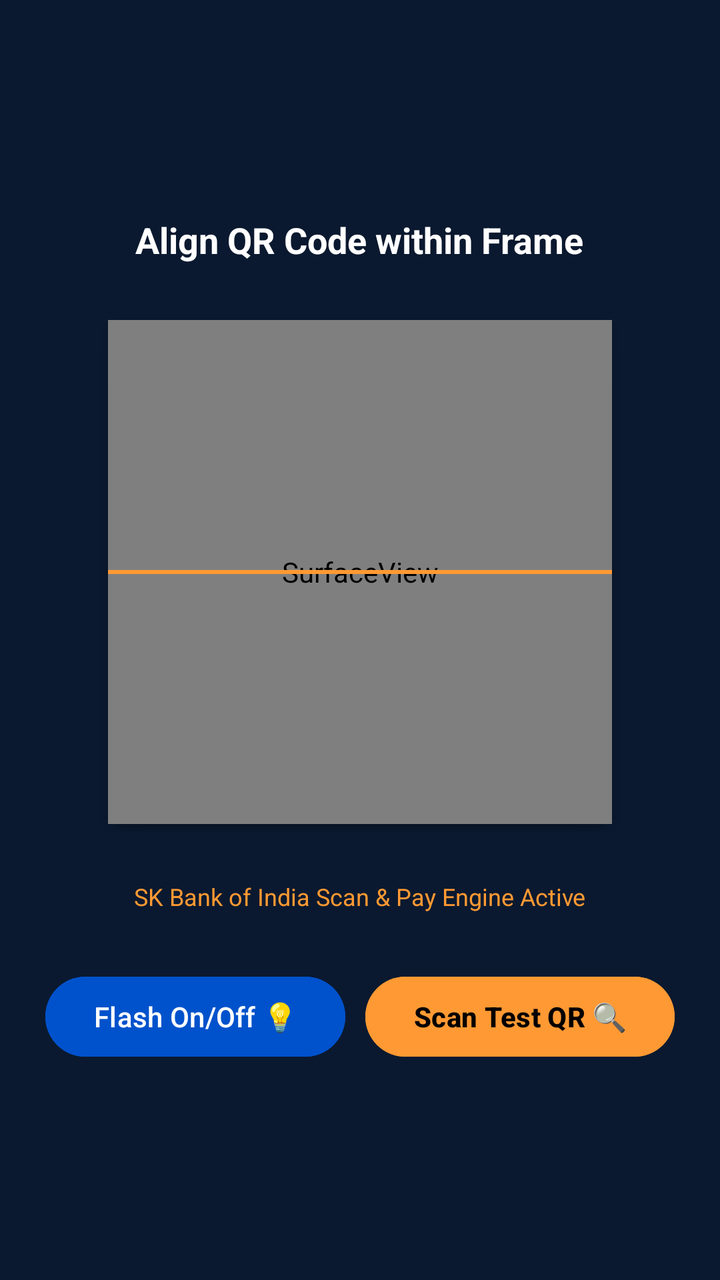
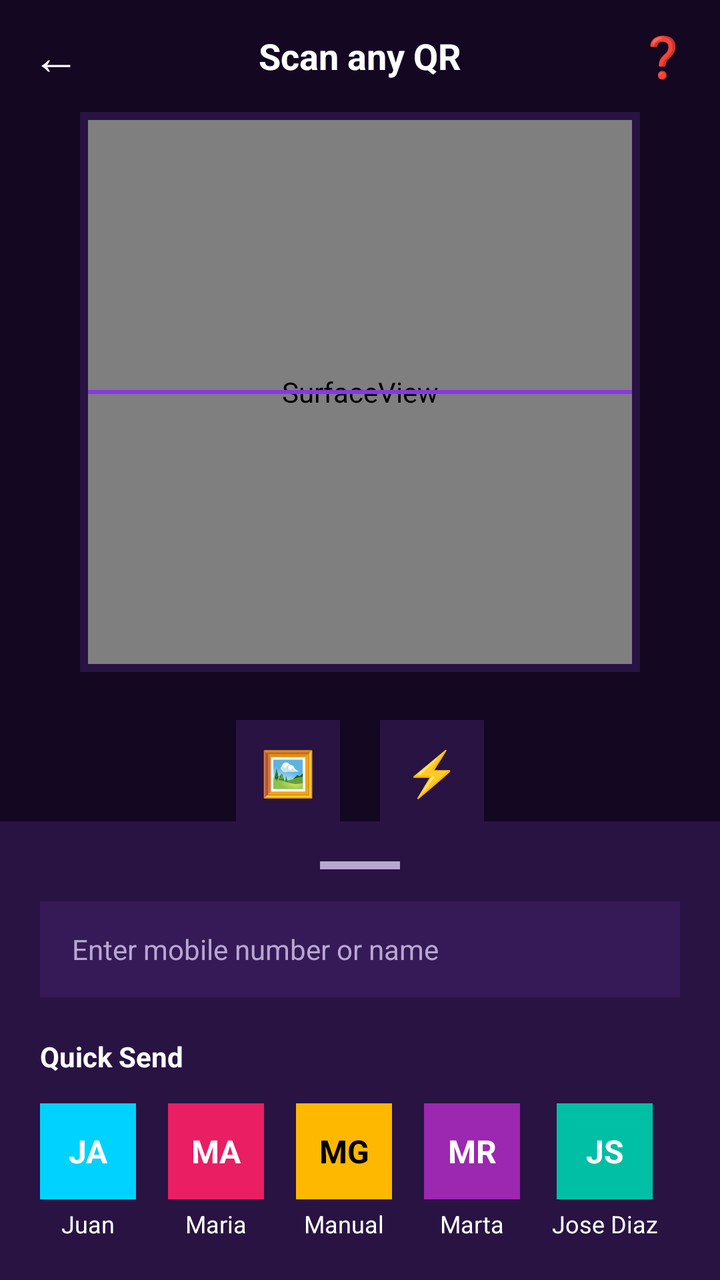

The first picture is an Android layout as it rendered before a commit; the second is the same layout after the commit. The layout source and the unified diff follow.
<!-- AndroidManifest.xml: application theme Theme.SKBankOfIndia -->
<!-- res/layout/activity_qr_scanner.xml -->
<?xml version="1.0" encoding="utf-8"?>
<RelativeLayout xmlns:android="http://schemas.android.com/apk/res/android"
    android:layout_width="match_parent"
    android:layout_height="match_parent"
    android:background="#0A192F">

    
    <LinearLayout
        android:layout_width="match_parent"
        android:layout_height="match_parent"
        android:orientation="vertical"
        android:gravity="center"
        android:padding="20dp">

        <TextView
            android:layout_width="wrap_content"
            android:layout_height="wrap_content"
            android:text="Align QR Code within Frame"
            android:textColor="#FFFFFF"
            android:textSize="18sp"
            android:textStyle="bold"
            android:layout_marginBottom="24dp" />

        
        <FrameLayout
            android:layout_width="260dp"
            android:layout_height="260dp"
            android:background="@android:drawable/dialog_holo_light_frame"
            android:padding="4dp"
            android:layout_marginBottom="24dp">

            <SurfaceView
                android:id="@+id/svCameraPreview"
                android:layout_width="match_parent"
                android:layout_height="match_parent" />

            <View
                android:layout_width="match_parent"
                android:layout_height="2dp"
                android:background="#FF9933"
                android:layout_gravity="center" />

        </FrameLayout>

        <TextView
            android:layout_width="wrap_content"
            android:layout_height="wrap_content"
            android:text="SK Bank of India Scan &amp; Pay Engine Active"
            android:textColor="#FF9933"
            android:textSize="12sp"
            android:layout_marginBottom="28dp" />

        <LinearLayout
            android:layout_width="match_parent"
            android:layout_height="wrap_content"
            android:orientation="horizontal"
            android:gravity="center">

            <Button
                android:id="@+id/btnToggleFlash"
                android:layout_width="wrap_content"
                android:layout_height="48dp"
                android:text="Flash On/Off 💡"
                android:backgroundTint="#0052CC"
                android:textColor="#FFFFFF"
                android:layout_marginEnd="10dp" />

            <Button
                android:id="@+id/btnSimulateScan"
                android:layout_width="wrap_content"
                android:layout_height="48dp"
                android:text="Scan Test QR 🔍"
                android:backgroundTint="#FF9933"
                android:textColor="#000000"
                android:textStyle="bold" />

        </LinearLayout>

    </LinearLayout>

</RelativeLayout>
<!-- resources referenced by this layout -->
<resources>
  <style name="Theme.SKBankOfIndia" parent="Theme.Material3.DayNight.NoActionBar">
          <item name="colorPrimary">@color/purple_500</item>
          <item name="colorPrimaryVariant">@color/purple_700</item>
          <item name="colorOnPrimary">@color/white</item>
          <item name="colorSecondary">@color/teal_200</item>
      </style>
  <color name="purple_500">#FF6200EE</color>
  <color name="purple_700">#FF3700B3</color>
  <color name="white">#FFFFFFFF</color>
  <color name="teal_200">#FF03DAC5</color>
</resources>

<!-- the commit's change to res/layout/activity_qr_scanner.xml (unified diff, before → after) -->
@@ -2,30 +2,62 @@
 <RelativeLayout xmlns:android="http://schemas.android.com/apk/res/android"
     android:layout_width="match_parent"
     android:layout_height="match_parent"
-    android:background="#0A192F">
+    android:background="@color/sk_dark_bg">
+
+    
+    <RelativeLayout
+        android:id="@+id/headerScanner"
+        android:layout_width="match_parent"
+        android:layout_height="56dp"
+        android:background="@color/sk_dark_bg"
+        android:paddingHorizontal="16dp"
+        android:gravity="center_vertical">
+
+        <TextView
+            android:id="@+id/btnBackScanner"
+            android:layout_width="wrap_content"
+            android:layout_height="wrap_content"
+            android:text="←"
+            android:textColor="#FFFFFF"
+            android:textSize="24sp"
+            android:layout_alignParentStart="true"
+            android:layout_centerVertical="true" />
+
+        <TextView
+            android:layout_width="wrap_content"
+            android:layout_height="wrap_content"
+            android:text="Scan any QR"
+            android:textColor="#FFFFFF"
+            android:textSize="18sp"
+            android:textStyle="bold"
+            android:layout_centerInParent="true" />
+
+        <TextView
+            android:id="@+id/btnHelpScanner"
+            android:layout_width="wrap_content"
+            android:layout_height="wrap_content"
+            android:text="❓"
+            android:textColor="#FFFFFF"
+            android:textSize="20sp"
+            android:layout_alignParentEnd="true"
+            android:layout_centerVertical="true" />
+
+    </RelativeLayout>
 
     
     <LinearLayout
         android:layout_width="match_parent"
         android:layout_height="match_parent"
+        android:layout_below="@id/headerScanner"
+        android:layout_above="@id/bottomSheetDrawer"
         android:orientation="vertical"
-        android:gravity="center"
-        android:padding="20dp">
-
-        <TextView
-            android:layout_width="wrap_content"
-            android:layout_height="wrap_content"
-            android:text="Align QR Code within Frame"
-            android:textColor="#FFFFFF"
-            android:textSize="18sp"
-            android:textStyle="bold"
-            android:layout_marginBottom="24dp" />
+        android:gravity="center">
 
         
         <FrameLayout
-            android:layout_width="260dp"
-            android:layout_height="260dp"
-            android:background="@android:drawable/dialog_holo_light_frame"
+            android:layout_width="280dp"
+            android:layout_height="280dp"
+            android:background="@color/sk_card_bg"
             android:padding="4dp"
             android:layout_marginBottom="24dp">
 
@@ -34,47 +66,234 @@
                 android:layout_width="match_parent"
                 android:layout_height="match_parent" />
 
+            
             <View
                 android:layout_width="match_parent"
                 android:layout_height="2dp"
-                android:background="#FF9933"
+                android:background="@color/sk_purple_glow"
                 android:layout_gravity="center" />
 
         </FrameLayout>
 
+        
+        <LinearLayout
+            android:layout_width="wrap_content"
+            android:layout_height="wrap_content"
+            android:orientation="horizontal">
+
+            <TextView
+                android:id="@+id/btnPickGallery"
+                android:layout_width="52dp"
+                android:layout_height="52dp"
+                android:background="@color/sk_card_bg"
+                android:text="🖼️"
+                android:gravity="center"
+                android:textSize="22sp"
+                android:textColor="#FFFFFF"
+                android:layout_marginEnd="20dp" />
+
+            <TextView
+                android:id="@+id/btnToggleFlash"
+                android:layout_width="52dp"
+                android:layout_height="52dp"
+                android:background="@color/sk_card_bg"
+                android:text="⚡"
+                android:gravity="center"
+                android:textSize="22sp"
+                android:textColor="#FFFFFF" />
+
+        </LinearLayout>
+
+    </LinearLayout>
+
+    
+    <LinearLayout
+        android:id="@+id/bottomSheetDrawer"
+        android:layout_width="match_parent"
+        android:layout_height="wrap_content"
+        android:layout_alignParentBottom="true"
+        android:orientation="vertical"
+        android:background="@color/sk_card_bg"
+        android:padding="20dp">
+
+        
+        <View
+            android:layout_width="40dp"
+            android:layout_height="4dp"
+            android:background="@color/sk_text_muted"
+            android:layout_gravity="center_horizontal"
+            android:layout_marginBottom="16dp" />
+
+        
+        <EditText
+            android:id="@+id/etSearchContact"
+            android:layout_width="match_parent"
+            android:layout_height="48dp"
+            android:hint="Enter mobile number or name"
+            android:textColorHint="@color/sk_text_muted"
+            android:textColor="#FFFFFF"
+            android:textSize="14sp"
+            android:paddingHorizontal="16dp"
+            android:background="@color/sk_card_light"
+            android:layout_marginBottom="20dp" />
+
+        
         <TextView
             android:layout_width="wrap_content"
             android:layout_height="wrap_content"
-            android:text="SK Bank of India Scan &amp; Pay Engine Active"
-            android:textColor="#FF9933"
-            android:textSize="12sp"
-            android:layout_marginBottom="28dp" />
-
-        <LinearLayout
+            android:text="Quick Send"
+            android:textColor="#FFFFFF"
+            android:textSize="14sp"
+            android:textStyle="bold"
+            android:layout_marginBottom="14dp" />
+
+        
+        <HorizontalScrollView
             android:layout_width="match_parent"
             android:layout_height="wrap_content"
-            android:orientation="horizontal"
-            android:gravity="center">
-
-            <Button
-                android:id="@+id/btnToggleFlash"
+            android:scrollbars="none">
+
+            <LinearLayout
                 android:layout_width="wrap_content"
-                android:layout_height="48dp"
-                android:text="Flash On/Off 💡"
-                android:backgroundTint="#0052CC"
-                android:textColor="#FFFFFF"
-                android:layout_marginEnd="10dp" />
-
-            <Button
-                android:id="@+id/btnSimulateScan"
-                android:layout_width="wrap_content"
-                android:layout_height="48dp"
-                android:text="Scan Test QR 🔍"
-                android:backgroundTint="#FF9933"
-                android:textColor="#000000"
-                android:textStyle="bold" />
-
-        </LinearLayout>
+                android:layout_height="wrap_content"
+                android:orientation="horizontal">
+
+                <LinearLayout
+                    android:id="@+id/contactJuan"
+                    android:layout_width="wrap_content"
+                    android:layout_height="wrap_content"
+                    android:orientation="vertical"
+                    android:gravity="center"
+                    android:layout_marginEnd="16dp">
+
+                    <TextView
+                        android:layout_width="48dp"
+                        android:layout_height="48dp"
+                        android:background="#00D2FF"
+                        android:text="JA"
+                        android:textColor="#FFFFFF"
+                        android:textStyle="bold"
+                        android:gravity="center"
+                        android:textSize="16sp"
+                        android:layout_marginBottom="4dp" />
+
+                    <TextView
+                        android:layout_width="wrap_content"
+                        android:layout_height="wrap_content"
+                        android:text="Juan"
+                        android:textColor="#FFFFFF"
+                        android:textSize="12sp" />
+                </LinearLayout>
+
+                <LinearLayout
+                    android:id="@+id/contactMaria"
+                    android:layout_width="wrap_content"
+                    android:layout_height="wrap_content"
+                    android:orientation="vertical"
+                    android:gravity="center"
+                    android:layout_marginEnd="16dp">
+
+                    <TextView
+                        android:layout_width="48dp"
+                        android:layout_height="48dp"
+                        android:background="#E91E63"
+                        android:text="MA"
+                        android:textColor="#FFFFFF"
+                        android:textStyle="bold"
+                        android:gravity="center"
+                        android:textSize="16sp"
+                        android:layout_marginBottom="4dp" />
+
+                    <TextView
+                        android:layout_width="wrap_content"
+                        android:layout_height="wrap_content"
+                        android:text="Maria"
+                        android:textColor="#FFFFFF"
+                        android:textSize="12sp" />
+                </LinearLayout>
+
+                <LinearLayout
+                    android:id="@+id/contactManual"
+                    android:layout_width="wrap_content"
+                    android:layout_height="wrap_content"
+                    android:orientation="vertical"
+                    android:gravity="center"
+                    android:layout_marginEnd="16dp">
+
+                    <TextView
+                        android:layout_width="48dp"
+                        android:layout_height="48dp"
+                        android:background="@color/sk_gold"
+                        android:text="MG"
+                        android:textColor="#000000"
+                        android:textStyle="bold"
+                        android:gravity="center"
+                        android:textSize="16sp"
+                        android:layout_marginBottom="4dp" />
+
+                    <TextView
+                        android:layout_width="wrap_content"
+                        android:layout_height="wrap_content"
+                        android:text="Manual"
+                        android:textColor="#FFFFFF"
+                        android:textSize="12sp" />
+                </LinearLayout>
+
+                <LinearLayout
+                    android:id="@+id/contactMarta"
+                    android:layout_width="wrap_content"
+                    android:layout_height="wrap_content"
+                    android:orientation="vertical"
+                    android:gravity="center"
+                    android:layout_marginEnd="16dp">
+
+                    <TextView
+                        android:layout_width="48dp"
+                        android:layout_height="48dp"
+                        android:background="#9C27B0"
+                        android:text="MR"
+                        android:textColor="#FFFFFF"
+                        android:textStyle="bold"
+                        android:gravity="center"
+                        android:textSize="16sp"
+                        android:layout_marginBottom="4dp" />
+
+                    <TextView
+                        android:layout_width="wrap_content"
+                        android:layout_height="wrap_content"
+                        android:text="Marta"
+                        android:textColor="#FFFFFF"
+                        android:textSize="12sp" />
+                </LinearLayout>
+
+                <LinearLayout
+                    android:id="@+id/contactJose"
+                    android:layout_width="wrap_content"
+                    android:layout_height="wrap_content"
+                    android:orientation="vertical"
+                    android:gravity="center">
+
+                    <TextView
+                        android:layout_width="48dp"
+                        android:layout_height="48dp"
+                        android:background="#00BFA5"
+                        android:text="JS"
+                        android:textColor="#FFFFFF"
+                        android:textStyle="bold"
+                        android:gravity="center"
+                        android:textSize="16sp"
+                        android:layout_marginBottom="4dp" />
+
+                    <TextView
+                        android:layout_width="wrap_content"
+                        android:layout_height="wrap_content"
+                        android:text="Jose Diaz"
+                        android:textColor="#FFFFFF"
+                        android:textSize="12sp" />
+                </LinearLayout>
+
+            </LinearLayout>
+        </HorizontalScrollView>
 
     </LinearLayout>
 
<!-- resource entries referenced after the edit -->
@@ -1,13 +1,19 @@
 <!-- resources referenced by this layout -->
 <resources>
+  <color name="sk_card_bg">#281343</color>
+  <color name="sk_card_light">#351A57</color>
+  <color name="sk_dark_bg">#130722</color>
+  <color name="sk_gold">#FFB800</color>
+  <color name="sk_purple_glow">#8A35E5</color>
+  <color name="sk_text_muted">#B8A7D1</color>
   <style name="Theme.SKBankOfIndia" parent="Theme.Material3.DayNight.NoActionBar">
           <item name="colorPrimary">@color/purple_500</item>
           <item name="colorPrimaryVariant">@color/purple_700</item>
           <item name="colorOnPrimary">@color/white</item>
           <item name="colorSecondary">@color/teal_200</item>
       </style>
-  <color name="purple_500">#FF6200EE</color>
-  <color name="purple_700">#FF3700B3</color>
+  <color name="purple_500">#5F259F</color>
+  <color name="purple_700">#1B0B2E</color>
   <color name="white">#FFFFFFFF</color>
   <color name="teal_200">#FF03DAC5</color>
 </resources>
